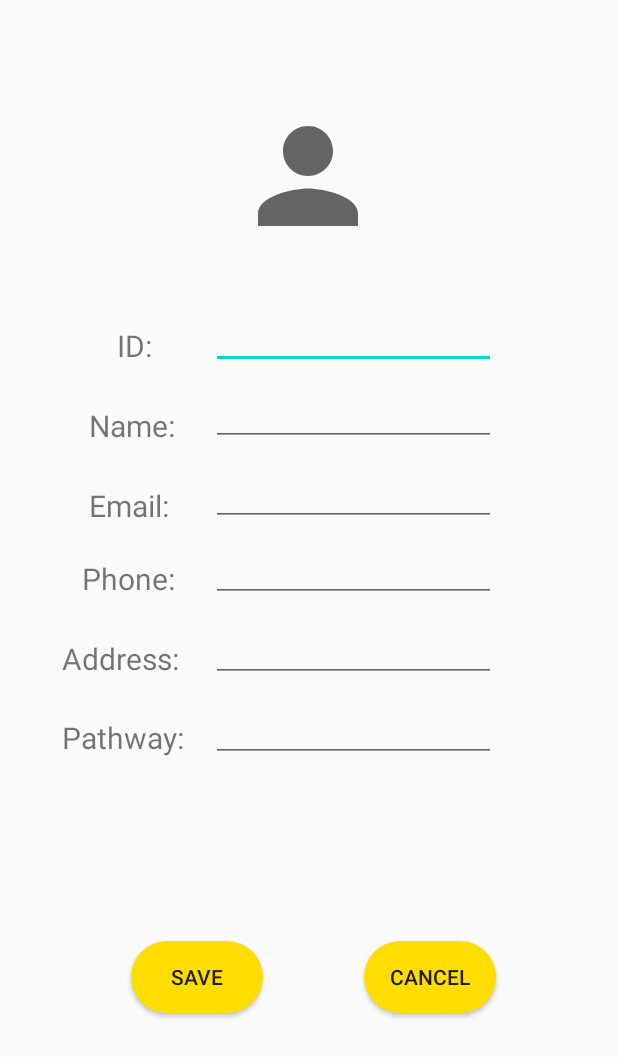
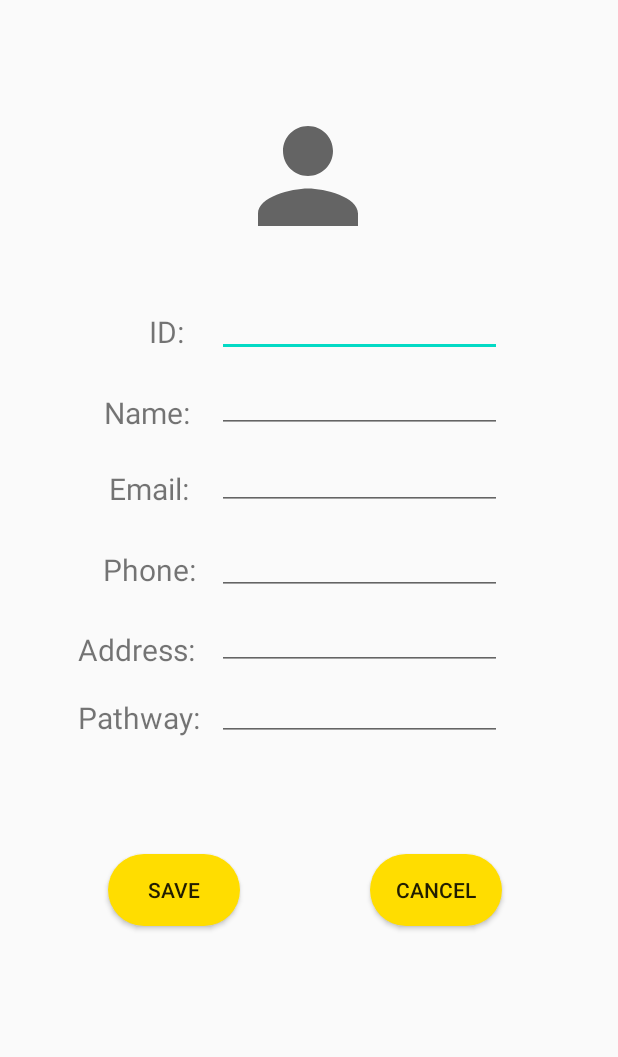
Before and after one commit to chanhui27/DPM_Project, an Android app: the layout profile.xml on its own in the app's theme, with its tools: preview values and no code run, on a phone screen of 412 x 824 dp. Shown: the top 1057 px of the screen. Run offline under Robolectric (Android 15) with nearby library versions, the phone set to English and light mode, and no system bars.

Commit message:
update:splash, home

```diff
--- a/app/src/main/AndroidManifest.xml
+++ b/app/src/main/AndroidManifest.xml
@@ -9,7 +9,8 @@
         android:roundIcon="@mipmap/ic_launcher_round"
         android:supportsRtl="true"
         android:theme="@style/AppTheme">
-        <activity android:name=".ProfileActivity">
+        <activity android:name=".HomeActivity"></activity>
+        <activity android:name=".SplashScreen">
             <intent-filter>
                 <action android:name="android.intent.action.MAIN" />
 
--- a/app/src/main/res/layout/profile.xml
+++ b/app/src/main/res/layout/profile.xml
@@ -7,42 +7,42 @@
     tools:context=".ProfileActivity">
 
     <!--Photo-->
-
     <ImageView
         android:id="@+id/photo"
         android:layout_width="100dp"
         android:layout_height="100dp"
         android:src="@drawable/ic_person"
+        app:layout_constraintHorizontal_bias="0.498"
         app:layout_constraintBottom_toBottomOf="parent"
-        app:layout_constraintHorizontal_bias="0.498"
+        app:layout_constraintVertical_bias="0.093"
         app:layout_constraintLeft_toLeftOf="parent"
         app:layout_constraintRight_toRightOf="parent"
         app:layout_constraintTop_toTopOf="parent"
-        app:layout_constraintVertical_bias="0.093" />
+         />
     <!--ID-->
     <TextView
         android:id="@+id/text_id"
         android:layout_width="wrap_content"
         android:layout_height="wrap_content"
+        android:layout_marginTop="15dp"
         android:text="ID:"
         android:textSize="20dp"
         app:layout_constraintBottom_toBottomOf="parent"
-        app:layout_constraintHorizontal_bias="0.201"
+        app:layout_constraintHorizontal_bias="0.255"
         app:layout_constraintLeft_toLeftOf="parent"
         app:layout_constraintRight_toRightOf="parent"
         app:layout_constraintTop_toTopOf="parent"
-        app:layout_constraintVertical_bias="0.272" />
-
+        app:layout_constraintVertical_bias="0.246" />
     <EditText
         android:id="@+id/edit_id"
         android:layout_width="190dp"
         android:layout_height="29dp"
         app:layout_constraintBottom_toBottomOf="parent"
-        app:layout_constraintHorizontal_bias="0.633"
+        app:layout_constraintHorizontal_bias="0.651"
         app:layout_constraintLeft_toLeftOf="parent"
         app:layout_constraintRight_toRightOf="parent"
         app:layout_constraintTop_toTopOf="parent"
-        app:layout_constraintVertical_bias="0.273" />
+        app:layout_constraintVertical_bias="0.263" />
 
     <!--Name-->
     <TextView
@@ -52,75 +52,74 @@
         android:text="Name:"
         android:textSize="20dp"
         app:layout_constraintBottom_toBottomOf="parent"
-        app:layout_constraintHorizontal_bias="0.167"
+        app:layout_constraintHorizontal_bias="0.195"
         app:layout_constraintLeft_toLeftOf="parent"
         app:layout_constraintRight_toRightOf="parent"
         app:layout_constraintTop_toTopOf="parent"
-        app:layout_constraintVertical_bias="0.339" />
-
+        app:layout_constraintVertical_bias="0.328" />
     <EditText
         android:id="@+id/edit_name"
         android:layout_width="190dp"
         android:layout_height="29dp"
         app:layout_constraintBottom_toBottomOf="parent"
-        app:layout_constraintHorizontal_bias="0.633"
+        app:layout_constraintHorizontal_bias="0.651"
         app:layout_constraintLeft_toLeftOf="parent"
         app:layout_constraintRight_toRightOf="parent"
         app:layout_constraintTop_toTopOf="parent"
-        app:layout_constraintVertical_bias="0.337" />
+        app:layout_constraintVertical_bias="0.326" />
 
     <!--Email-->
     <TextView
         android:id="@+id/text_email"
         android:layout_width="wrap_content"
         android:layout_height="wrap_content"
+        android:layout_marginTop="15dp"
         android:text="Email:"
         android:textSize="20dp"
         app:layout_constraintBottom_toBottomOf="parent"
-        app:layout_constraintHorizontal_bias="0.165"
+        app:layout_constraintHorizontal_bias="0.202"
         app:layout_constraintLeft_toLeftOf="parent"
         app:layout_constraintRight_toRightOf="parent"
         app:layout_constraintTop_toTopOf="parent"
-        app:layout_constraintVertical_bias="0.406" />
-
+        app:layout_constraintVertical_bias="0.38" />
     <EditText
         android:id="@+id/edit_email"
         android:layout_width="190dp"
         android:layout_height="29dp"
         app:layout_constraintBottom_toBottomOf="parent"
-        app:layout_constraintHorizontal_bias="0.633"
+        app:layout_constraintHorizontal_bias="0.651"
         app:layout_constraintLeft_toLeftOf="parent"
         app:layout_constraintRight_toRightOf="parent"
         app:layout_constraintTop_toTopOf="parent"
-        app:layout_constraintVertical_bias="0.404" />
+        app:layout_constraintVertical_bias="0.391" />
+
 
     <!--Phone-->
     <TextView
         android:id="@+id/text_phone"
         android:layout_width="wrap_content"
         android:layout_height="wrap_content"
+        android:layout_marginTop="15dp"
         android:text="Phone:"
         android:textSize="20dp"
         app:layout_constraintBottom_toBottomOf="parent"
-        app:layout_constraintHorizontal_bias="0.157"
+        app:layout_constraintHorizontal_bias="0.197"
         app:layout_constraintLeft_toLeftOf="parent"
         app:layout_constraintRight_toRightOf="parent"
         app:layout_constraintTop_toTopOf="parent"
-        app:layout_constraintVertical_bias="0.467" />
-
+        app:layout_constraintVertical_bias="0.449" />
     <EditText
         android:id="@+id/edit_phone"
         android:layout_width="190dp"
         android:layout_height="29dp"
         app:layout_constraintBottom_toBottomOf="parent"
-        app:layout_constraintHorizontal_bias="0.633"
+        app:layout_constraintHorizontal_bias="0.651"
         app:layout_constraintLeft_toLeftOf="parent"
         app:layout_constraintRight_toRightOf="parent"
         app:layout_constraintTop_toTopOf="parent"
-        app:layout_constraintVertical_bias="0.468" />
+        app:layout_constraintVertical_bias="0.462" />
 
     <!--Address-->
-
     <TextView
         android:id="@+id/text_address"
         android:layout_width="wrap_content"
@@ -128,25 +127,23 @@
         android:text="Address:"
         android:textSize="20dp"
         app:layout_constraintBottom_toBottomOf="parent"
-        app:layout_constraintHorizontal_bias="0.123"
+        app:layout_constraintHorizontal_bias="0.156"
         app:layout_constraintLeft_toLeftOf="parent"
         app:layout_constraintRight_toRightOf="parent"
         app:layout_constraintTop_toTopOf="parent"
-        app:layout_constraintVertical_bias="0.534" />
-
+        app:layout_constraintVertical_bias="0.526" />
     <EditText
         android:id="@+id/edit_address"
         android:layout_width="190dp"
         android:layout_height="29dp"
         app:layout_constraintBottom_toBottomOf="parent"
-        app:layout_constraintHorizontal_bias="0.633"
+        app:layout_constraintHorizontal_bias="0.651"
         app:layout_constraintLeft_toLeftOf="parent"
         app:layout_constraintRight_toRightOf="parent"
         app:layout_constraintTop_toTopOf="parent"
-        app:layout_constraintVertical_bias="0.535" />
+        app:layout_constraintVertical_bias="0.525" />
 
     <!--Pathway-->
-
     <TextView
         android:id="@+id/text_pathway"
         android:layout_width="wrap_content"
@@ -154,48 +151,45 @@
         android:text="Pathway:"
         android:textSize="20dp"
         app:layout_constraintBottom_toBottomOf="parent"
-        app:layout_constraintHorizontal_bias="0.124"
+        app:layout_constraintHorizontal_bias="0.158"
         app:layout_constraintLeft_toLeftOf="parent"
         app:layout_constraintRight_toRightOf="parent"
         app:layout_constraintTop_toTopOf="parent"
-        app:layout_constraintVertical_bias="0.6" />
-
+        app:layout_constraintVertical_bias="0.583" />
     <EditText
         android:id="@+id/edit_pathway"
         android:layout_width="190dp"
         android:layout_height="29dp"
         app:layout_constraintBottom_toBottomOf="parent"
-        app:layout_constraintHorizontal_bias="0.633"
+        app:layout_constraintHorizontal_bias="0.651"
         app:layout_constraintLeft_toLeftOf="parent"
         app:layout_constraintRight_toRightOf="parent"
         app:layout_constraintTop_toTopOf="parent"
-        app:layout_constraintVertical_bias="0.602" />
+        app:layout_constraintVertical_bias="0.585" />
 
     <!--save button-->
-
+    <Button
+        android:layout_width="wrap_content"
+        android:layout_height="wrap_content"
+        android:background="@drawable/roundedbutton"
+        android:text="Cancel"
+        app:layout_constraintBottom_toBottomOf="parent"
+        app:layout_constraintHorizontal_bias="0.761"
+        app:layout_constraintLeft_toLeftOf="parent"
+        app:layout_constraintRight_toRightOf="parent"
+        app:layout_constraintTop_toTopOf="parent"
+        app:layout_constraintVertical_bias="0.734" />
     <!--cancel button-->
     <Button
         android:layout_width="wrap_content"
         android:layout_height="wrap_content"
+        android:background="@drawable/roundedbutton"
         android:text="Save"
-        android:background="@drawable/roundedbutton"
         app:layout_constraintBottom_toBottomOf="parent"
-        app:layout_constraintHorizontal_bias="0.269"
+        app:layout_constraintHorizontal_bias="0.222"
         app:layout_constraintLeft_toLeftOf="parent"
         app:layout_constraintRight_toRightOf="parent"
         app:layout_constraintTop_toTopOf="parent"
-        app:layout_constraintVertical_bias="0.808" />
-
-    <Button
-        android:layout_width="wrap_content"
-        android:layout_height="wrap_content"
-        android:text="Cancel"
-        android:background="@drawable/roundedbutton"
-        app:layout_constraintBottom_toBottomOf="parent"
-        app:layout_constraintHorizontal_bias="0.749"
-        app:layout_constraintLeft_toLeftOf="parent"
-        app:layout_constraintRight_toRightOf="parent"
-        app:layout_constraintTop_toTopOf="parent"
-        app:layout_constraintVertical_bias="0.808" />
+        app:layout_constraintVertical_bias="0.734" />
 
 </androidx.constraintlayout.widget.ConstraintLayout>
--- a/app/src/main/res/layout/splashscreen.xml
+++ b/app/src/main/res/layout/splashscreen.xml
@@ -4,8 +4,9 @@
     android:layout_width="match_parent"
     android:layout_height="match_parent"
     android:background="@color/mainColor"
+    android:id="@+id/splash"
     xmlns:app="http://schemas.android.com/apk/res-auto">
-
+    <!--Splash screen-->
     <LinearLayout
         android:layout_width="match_parent"
         android:layout_height="match_parent"
@@ -24,7 +25,8 @@
             app:layout_constraintLeft_toLeftOf="parent"
             app:layout_constraintRight_toRightOf="parent"
             app:layout_constraintTop_toTopOf="parent"
-            app:layout_constraintVertical_bias="0.34" />
+            app:layout_constraintVertical_bias="0.34"
+            android:layout_marginBottom="30dp"/>
 
         <!--wintec logo-->
         <de.hdodenhof.circleimageview.CircleImageView
--- a/app/src/main/res/mipmap-anydpi-v26/ic_launcher.xml
+++ b/app/src/main/res/mipmap-anydpi-v26/ic_launcher.xml
@@ -1,5 +1,5 @@
 <?xml version="1.0" encoding="utf-8"?>
 <adaptive-icon xmlns:android="http://schemas.android.com/apk/res/android">
     <background android:drawable="@drawable/ic_launcher_background"/>
-    <foreground android:drawable="@mipmap/wintec_logo"/>
+    <foreground android:drawable="@mipmap/ic_launcher_foreground"/>
 </adaptive-icon>
--- a/app/src/main/res/mipmap-anydpi-v26/ic_launcher_round.xml
+++ b/app/src/main/res/mipmap-anydpi-v26/ic_launcher_round.xml
@@ -1,5 +1,5 @@
 <?xml version="1.0" encoding="utf-8"?>
 <adaptive-icon xmlns:android="http://schemas.android.com/apk/res/android">
     <background android:drawable="@drawable/ic_launcher_background"/>
-    <foreground android:drawable="@mipmap/wintec_logo"/>
+    <foreground android:drawable="@mipmap/ic_launcher_foreground"/>
 </adaptive-icon>
--- a/app/src/main/res/values/colors.xml
+++ b/app/src/main/res/values/colors.xml
@@ -5,4 +5,5 @@
     <color name="colorAccent">#03DAC5</color>
     <color name="mainColor">#808080</color>
     <color name="whiteColor">#FFFFFF</color>
+    <color name="yellowColor">#FFDD00</color>
 </resources>
```
Also changed, not shown: app/src/main/java/com/example/dpm_project/HomeActivity.java (added, +46 -0 lines), app/src/main/java/com/example/dpm_project/MainActivity.java (deleted, +0 -17 lines), app/src/main/java/com/example/dpm_project/ProfileActivity.java (+1 -21 lines), app/src/main/java/com/example/dpm_project/SplashScreen.java (added, +38 -0 lines), app/src/main/res/layout/activity_home.xml (added, +44 -0 lines), app/src/main/res/layout/activity_main.xml (deleted, +0 -44 lines), app/src/main/res/drawable/winteclogo.jpg (added), app/src/main/res/mipmap-hdpi/ic_launcher_foreground.png (added), app/src/main/res/mipmap-mdpi/ic_launcher_foreground.png (added), app/src/main/res/mipmap-xhdpi/ic_launcher_foreground.png (added), app/src/main/res/mipmap-xxhdpi/ic_launcher_foreground.png (added), app/src/main/res/mipmap-xxxhdpi/ic_launcher_foreground.png (added). Lines whose indentation alone changed are shown as unchanged.
